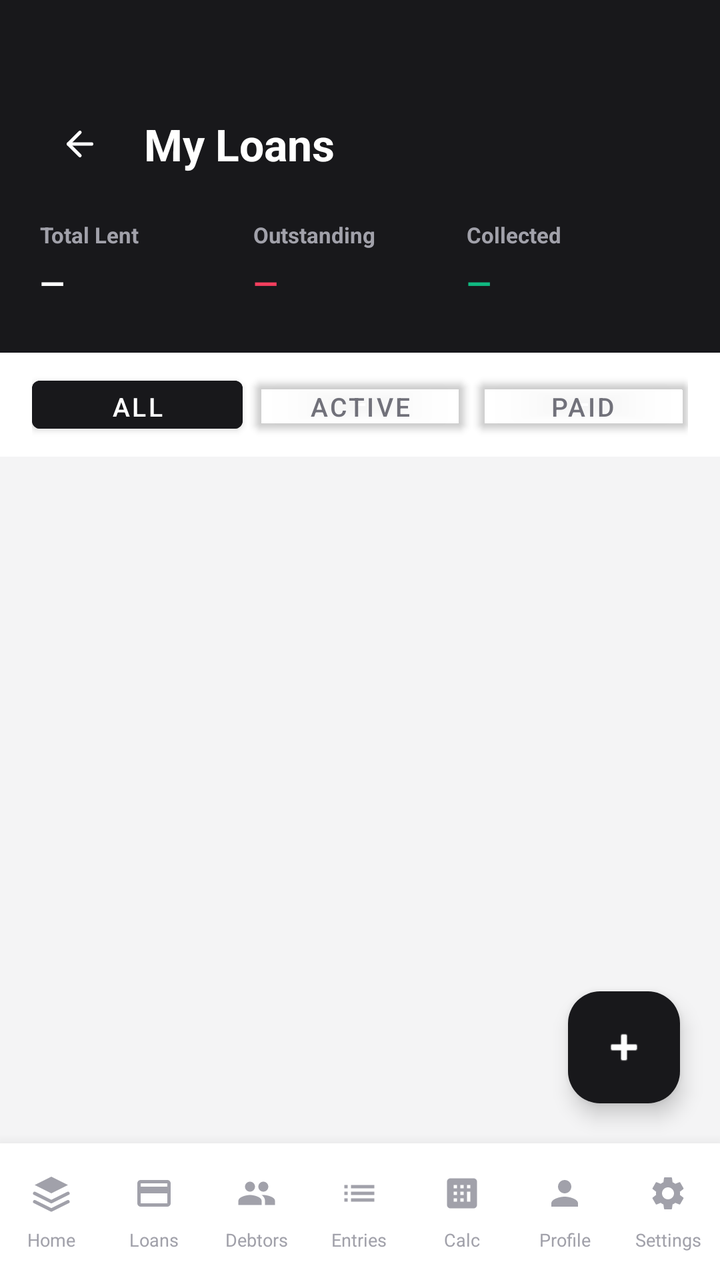
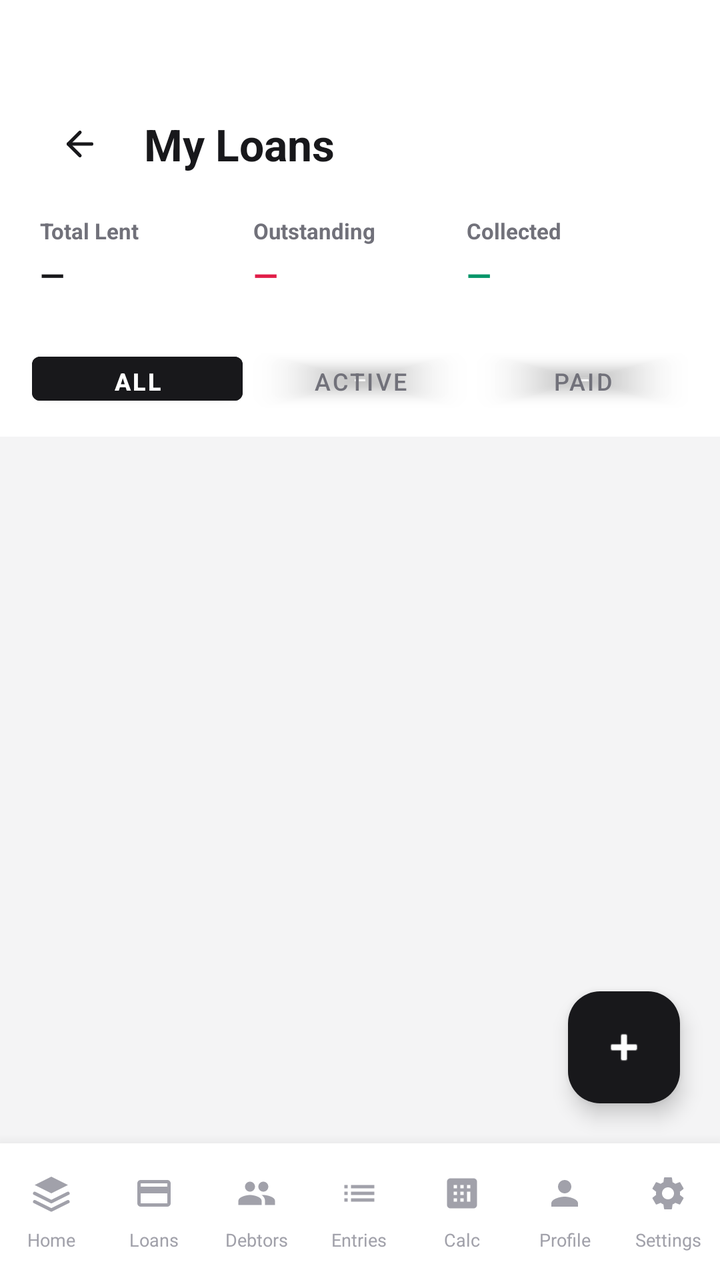

The first picture is an Android layout as it rendered before a commit; the second is the same layout after the commit. The layout source and the unified diff follow.
<!-- AndroidManifest.xml: application theme Theme.LoanBuddy -->
<!-- res/layout/activity_loans.xml -->
<?xml version="1.0" encoding="utf-8"?>
<LinearLayout xmlns:android="http://schemas.android.com/apk/res/android"
    xmlns:app="http://schemas.android.com/apk/res-auto"
    android:layout_width="match_parent"
    android:layout_height="match_parent"
    android:background="@color/bg_page"
    android:orientation="vertical">

<androidx.coordinatorlayout.widget.CoordinatorLayout
    android:layout_width="match_parent"
    android:layout_height="0dp"
    android:layout_weight="1">

    <LinearLayout
        android:layout_width="match_parent"
        android:layout_height="match_parent"
        android:orientation="vertical">

        
        <LinearLayout
            android:layout_width="match_parent"
            android:layout_height="wrap_content"
            android:background="@color/zinc_900"
            android:orientation="vertical"
            android:paddingHorizontal="20dp"
            android:paddingTop="52dp"
            android:paddingBottom="24dp">

            <LinearLayout
                android:layout_width="match_parent"
                android:layout_height="wrap_content"
                android:gravity="center_vertical"
                android:orientation="horizontal">

                <ImageButton
                    android:id="@+id/back_button"
                    android:layout_width="40dp"
                    android:layout_height="40dp"
                    android:background="?attr/selectableItemBackgroundBorderless"
                    android:src="@drawable/ic_arrow_left"
                    android:contentDescription="Back"
                    app:tint="@color/white" />

                <TextView
                    android:layout_width="0dp"
                    android:layout_height="wrap_content"
                    android:layout_weight="1"
                    android:layout_marginStart="12dp"
                    android:text="@string/loans_title"
                    android:textColor="@color/white"
                    android:textSize="22sp"
                    android:textStyle="bold" />

                <ProgressBar
                    android:id="@+id/progress_bar"
                    android:layout_width="24dp"
                    android:layout_height="24dp"
                    android:visibility="gone" />
            </LinearLayout>

            
            <LinearLayout
                android:layout_width="match_parent"
                android:layout_height="wrap_content"
                android:layout_marginTop="18dp"
                android:weightSum="3">

                <LinearLayout
                    android:layout_width="0dp"
                    android:layout_height="wrap_content"
                    android:layout_weight="1"
                    android:orientation="vertical">
                    <TextView
                        android:layout_width="wrap_content"
                        android:layout_height="wrap_content"
                        android:text="Total Lent"
                        android:textColor="@color/zinc_400"
                        android:textSize="11sp"
                        android:textStyle="bold" />
                    <TextView
                        android:id="@+id/total_lent"
                        android:layout_width="wrap_content"
                        android:layout_height="wrap_content"
                        android:text="—"
                        android:textColor="@color/white"
                        android:textSize="16sp"
                        android:textStyle="bold"
                        android:layout_marginTop="6dp" />
                </LinearLayout>

                <LinearLayout
                    android:layout_width="0dp"
                    android:layout_height="wrap_content"
                    android:layout_weight="1"
                    android:orientation="vertical">
                    <TextView
                        android:layout_width="wrap_content"
                        android:layout_height="wrap_content"
                        android:text="Outstanding"
                        android:textColor="@color/zinc_400"
                        android:textSize="11sp"
                        android:textStyle="bold" />
                    <TextView
                        android:id="@+id/total_outstanding"
                        android:layout_width="wrap_content"
                        android:layout_height="wrap_content"
                        android:text="—"
                        android:textColor="@color/rose_500"
                        android:textSize="16sp"
                        android:textStyle="bold"
                        android:layout_marginTop="6dp" />
                </LinearLayout>

                <LinearLayout
                    android:layout_width="0dp"
                    android:layout_height="wrap_content"
                    android:layout_weight="1"
                    android:orientation="vertical">
                    <TextView
                        android:layout_width="wrap_content"
                        android:layout_height="wrap_content"
                        android:text="Collected"
                        android:textColor="@color/zinc_400"
                        android:textSize="11sp"
                        android:textStyle="bold" />
                    <TextView
                        android:id="@+id/total_collected"
                        android:layout_width="wrap_content"
                        android:layout_height="wrap_content"
                        android:text="—"
                        android:textColor="@color/emerald_500"
                        android:textSize="16sp"
                        android:textStyle="bold"
                        android:layout_marginTop="6dp" />
                </LinearLayout>
            </LinearLayout>
        </LinearLayout>

        
        <LinearLayout
            android:layout_width="match_parent"
            android:layout_height="wrap_content"
            android:background="@color/bg_card"
            android:orientation="horizontal"
            android:paddingHorizontal="16dp"
            android:paddingVertical="8dp">

            <Button
                android:id="@+id/filter_all"
                android:layout_width="0dp"
                android:layout_height="36dp"
                android:layout_weight="1"
                android:layout_marginEnd="4dp"
                android:backgroundTint="@color/zinc_900"
                android:text="All"
                android:textColor="@color/white"
                android:textSize="13sp"
                style="@style/Widget.MaterialComponents.Button" />

            <Button
                android:id="@+id/filter_active"
                android:layout_width="0dp"
                android:layout_height="36dp"
                android:layout_weight="1"
                android:layout_marginHorizontal="2dp"
                android:backgroundTint="@android:color/transparent"
                android:text="Active"
                android:textColor="@color/zinc_500"
                android:textSize="13sp"
                style="@style/Widget.MaterialComponents.Button" />

            <Button
                android:id="@+id/filter_paid"
                android:layout_width="0dp"
                android:layout_height="36dp"
                android:layout_weight="1"
                android:layout_marginStart="4dp"
                android:backgroundTint="@android:color/transparent"
                android:text="Paid"
                android:textColor="@color/zinc_500"
                android:textSize="13sp"
                style="@style/Widget.MaterialComponents.Button" />
        </LinearLayout>

        
        <TextView
            android:id="@+id/empty_text"
            android:layout_width="match_parent"
            android:layout_height="wrap_content"
            android:layout_marginTop="48dp"
            android:gravity="center"
            android:text="No loans yet. Tap + to add one."
            android:textColor="@color/zinc_400"
            android:textSize="14sp"
            android:visibility="gone" />

        <androidx.recyclerview.widget.RecyclerView
            android:id="@+id/recycler_view"
            android:layout_width="match_parent"
            android:layout_height="0dp"
            android:layout_weight="1"
            android:paddingTop="8dp"
            android:paddingBottom="80dp"
            android:clipToPadding="false" />

    </LinearLayout>

    <com.google.android.material.floatingactionbutton.FloatingActionButton
        android:id="@+id/fab_add_loan"
        android:layout_width="wrap_content"
        android:layout_height="wrap_content"
        android:layout_gravity="bottom|end"
        android:layout_margin="20dp"
    android:layout_marginBottom="80dp"
        android:backgroundTint="@color/zinc_900"
        android:contentDescription="Add Loan"
        android:src="@android:drawable/ic_input_add"
        app:tint="@color/white" />

</androidx.coordinatorlayout.widget.CoordinatorLayout>

<include layout="@layout/layout_bottom_nav" />

</LinearLayout>
<!-- res/layout/layout_bottom_nav.xml (included above) -->
<?xml version="1.0" encoding="utf-8"?>
<LinearLayout xmlns:android="http://schemas.android.com/apk/res/android"
    xmlns:app="http://schemas.android.com/apk/res-auto"
    android:id="@+id/bottom_nav_container"
    android:layout_width="match_parent"
    android:layout_height="wrap_content"
    android:background="@color/white"
    android:elevation="12dp"
    android:orientation="horizontal"
    android:paddingTop="8dp"
    android:paddingBottom="12dp">

    
    <LinearLayout android:id="@+id/nav_home" android:layout_width="0dp" android:layout_height="wrap_content"
        android:layout_weight="1" android:gravity="center" android:orientation="vertical" android:padding="2dp">
        <FrameLayout android:id="@+id/nav_bg_home" android:layout_width="44dp" android:layout_height="30dp" android:gravity="center">
            <ImageView android:id="@+id/nav_icon_home" android:layout_width="20dp" android:layout_height="20dp"
                android:layout_gravity="center" android:src="@drawable/ic_home" app:tint="@color/zinc_400" />
        </FrameLayout>
        <TextView android:id="@+id/nav_label_home" android:layout_width="wrap_content" android:layout_height="wrap_content"
            android:text="Home" android:textSize="9sp" android:textColor="@color/zinc_400" android:layout_marginTop="2dp" />
    </LinearLayout>

    
    <LinearLayout android:id="@+id/nav_loans" android:layout_width="0dp" android:layout_height="wrap_content"
        android:layout_weight="1" android:gravity="center" android:orientation="vertical" android:padding="2dp">
        <FrameLayout android:id="@+id/nav_bg_loans" android:layout_width="44dp" android:layout_height="30dp" android:gravity="center">
            <ImageView android:id="@+id/nav_icon_loans" android:layout_width="20dp" android:layout_height="20dp"
                android:layout_gravity="center" android:src="@drawable/ic_loans" app:tint="@color/zinc_400" />
        </FrameLayout>
        <TextView android:id="@+id/nav_label_loans" android:layout_width="wrap_content" android:layout_height="wrap_content"
            android:text="Loans" android:textSize="9sp" android:textColor="@color/zinc_400" android:layout_marginTop="2dp" />
    </LinearLayout>

    
    <LinearLayout android:id="@+id/nav_debtors" android:layout_width="0dp" android:layout_height="wrap_content"
        android:layout_weight="1" android:gravity="center" android:orientation="vertical" android:padding="2dp">
        <FrameLayout android:id="@+id/nav_bg_debtors" android:layout_width="44dp" android:layout_height="30dp" android:gravity="center">
            <ImageView android:id="@+id/nav_icon_debtors" android:layout_width="20dp" android:layout_height="20dp"
                android:layout_gravity="center" android:src="@drawable/ic_debtors" app:tint="@color/zinc_400" />
        </FrameLayout>
        <TextView android:id="@+id/nav_label_debtors" android:layout_width="wrap_content" android:layout_height="wrap_content"
            android:text="Debtors" android:textSize="9sp" android:textColor="@color/zinc_400" android:layout_marginTop="2dp" />
    </LinearLayout>

    
    <LinearLayout android:id="@+id/nav_entries" android:layout_width="0dp" android:layout_height="wrap_content"
        android:layout_weight="1" android:gravity="center" android:orientation="vertical" android:padding="2dp">
        <FrameLayout android:id="@+id/nav_bg_entries" android:layout_width="44dp" android:layout_height="30dp" android:gravity="center">
            <ImageView android:id="@+id/nav_icon_entries" android:layout_width="20dp" android:layout_height="20dp"
                android:layout_gravity="center" android:src="@drawable/ic_entries" app:tint="@color/zinc_400" />
        </FrameLayout>
        <TextView android:id="@+id/nav_label_entries" android:layout_width="wrap_content" android:layout_height="wrap_content"
            android:text="Entries" android:textSize="9sp" android:textColor="@color/zinc_400" android:layout_marginTop="2dp" />
    </LinearLayout>

    
    <LinearLayout android:id="@+id/nav_calc" android:layout_width="0dp" android:layout_height="wrap_content"
        android:layout_weight="1" android:gravity="center" android:orientation="vertical" android:padding="2dp">
        <FrameLayout android:id="@+id/nav_bg_calc" android:layout_width="44dp" android:layout_height="30dp" android:gravity="center">
            <ImageView android:id="@+id/nav_icon_calc" android:layout_width="20dp" android:layout_height="20dp"
                android:layout_gravity="center" android:src="@drawable/ic_calc" app:tint="@color/zinc_400" />
        </FrameLayout>
        <TextView android:id="@+id/nav_label_calc" android:layout_width="wrap_content" android:layout_height="wrap_content"
            android:text="Calc" android:textSize="9sp" android:textColor="@color/zinc_400" android:layout_marginTop="2dp" />
    </LinearLayout>

    
    <LinearLayout android:id="@+id/nav_profile" android:layout_width="0dp" android:layout_height="wrap_content"
        android:layout_weight="1" android:gravity="center" android:orientation="vertical" android:padding="2dp">
        <FrameLayout android:id="@+id/nav_bg_profile" android:layout_width="44dp" android:layout_height="30dp" android:gravity="center">
            <ImageView android:id="@+id/nav_icon_profile" android:layout_width="20dp" android:layout_height="20dp"
                android:layout_gravity="center" android:src="@drawable/ic_user" app:tint="@color/zinc_400" />
        </FrameLayout>
        <TextView android:id="@+id/nav_label_profile" android:layout_width="wrap_content" android:layout_height="wrap_content"
            android:text="Profile" android:textSize="9sp" android:textColor="@color/zinc_400" android:layout_marginTop="2dp" />
    </LinearLayout>

    
    <LinearLayout android:id="@+id/nav_settings" android:layout_width="0dp" android:layout_height="wrap_content"
        android:layout_weight="1" android:gravity="center" android:orientation="vertical" android:padding="2dp">
        <FrameLayout android:id="@+id/nav_bg_settings" android:layout_width="44dp" android:layout_height="30dp" android:gravity="center">
            <ImageView android:id="@+id/nav_icon_settings" android:layout_width="20dp" android:layout_height="20dp"
                android:layout_gravity="center" android:src="@drawable/ic_settings" app:tint="@color/zinc_400" />
        </FrameLayout>
        <TextView android:id="@+id/nav_label_settings" android:layout_width="wrap_content" android:layout_height="wrap_content"
            android:text="Settings" android:textSize="9sp" android:textColor="@color/zinc_400" android:layout_marginTop="2dp" />
    </LinearLayout>

</LinearLayout>
<!-- resources referenced by this layout -->
<resources>
  <color name="bg_card">#FFFFFF</color>
  <color name="bg_page">#F4F4F5</color>
  <color name="emerald_500">#10B981</color>
  <color name="rose_500">#F43F5E</color>
  <color name="white">#FFFFFFFF</color>
  <color name="zinc_400">#A1A1AA</color>
  <color name="zinc_500">#71717A</color>
  <color name="zinc_900">#18181B</color>
  <!-- drawable ic_arrow_left (drawable) -->
  <?xml version="1.0" encoding="utf-8"?>
  <vector xmlns:android="http://schemas.android.com/apk/res/android"
      android:width="20dp"
      android:height="20dp"
      android:viewportWidth="24"
      android:viewportHeight="24">
      <path
          android:pathData="M19,12H5"
          android:strokeWidth="2"
          android:strokeColor="#18181B"
          android:strokeLineCap="round"
          android:strokeLineJoin="round" />
      <path
          android:pathData="M12,19L5,12L12,5"
          android:strokeWidth="2"
          android:strokeColor="#18181B"
          android:strokeLineCap="round"
          android:strokeLineJoin="round" />
  </vector>
  <!-- drawable ic_calc (drawable) -->
  <?xml version="1.0" encoding="utf-8"?>
  <vector xmlns:android="http://schemas.android.com/apk/res/android"
      android:viewportWidth="24"
      android:viewportHeight="24"
      android:width="24dp"
      android:height="24dp">
      <path
          android:fillColor="#000000"
          android:pathData="M19,3H5C3.9,3 3,3.9 3,5v14c0,1.1 0.9,2 2,2h14c1.1,0 2,-0.9 2,-2V5C21,3.9 20.1,3 19,3zM9,17H7v-2h2v2zM9,13H7v-2h2v2zM9,9H7V7h2v2zM13,17h-2v-2h2v2zM13,13h-2v-2h2v2zM13,9h-2V7h2v2zM17,17h-2v-6h2v6zM17,9h-2V7h2v2z" />
  </vector>
  <!-- drawable ic_debtors (drawable) -->
  <?xml version="1.0" encoding="utf-8"?>
  <vector xmlns:android="http://schemas.android.com/apk/res/android"
      android:viewportWidth="24"
      android:viewportHeight="24"
      android:width="24dp"
      android:height="24dp">
      <path
          android:fillColor="#000000"
          android:pathData="M16,11c1.66,0 2.99,-1.34 2.99,-3S17.66,5 16,5c-1.66,0 -3,1.34 -3,3s1.34,3 3,3zM8,11c1.66,0 2.99,-1.34 2.99,-3S9.66,5 8,5C6.34,5 5,6.34 5,8s1.34,3 3,3zM8,13c-2.33,0 -7,1.17 -7,3.5V19h14v-2.5C15,14.17 10.33,13 8,13zM16,13c-0.29,0 -0.62,0.02 -0.97,0.05 1.16,0.84 1.97,1.97 1.97,3.45V19h6v-2.5C23,14.17 18.33,13 16,13z" />
  </vector>
  <!-- drawable ic_entries (drawable) -->
  <?xml version="1.0" encoding="utf-8"?>
  <vector xmlns:android="http://schemas.android.com/apk/res/android"
      android:viewportWidth="24"
      android:viewportHeight="24"
      android:width="24dp"
      android:height="24dp">
      <path
          android:fillColor="#000000"
          android:pathData="M3,13h2v-2H3v2zM3,17h2v-2H3v2zM3,9h2V7H3v2zM7,13h14v-2H7v2zM7,17h14v-2H7v2zM7,7v2h14V7H7z" />
  </vector>
  <!-- drawable ic_loans (drawable) -->
  <?xml version="1.0" encoding="utf-8"?>
  <vector xmlns:android="http://schemas.android.com/apk/res/android"
      android:viewportWidth="24"
      android:viewportHeight="24"
      android:width="24dp"
      android:height="24dp">
      <path
          android:fillColor="#000000"
          android:pathData="M20,4H4C2.89,4 2,4.89 2,6v12a2,2 0,0 0,2,2h16a2,2 0,0 0,2,-2V6C22,4.89 21.1,4 20,4zM20,18H4v-6h16v6zM20,8H4V6h16v2z" />
  </vector>
  <!-- drawable ic_user (drawable) -->
  <?xml version="1.0" encoding="utf-8"?>
  <vector xmlns:android="http://schemas.android.com/apk/res/android"
      android:width="22dp"
      android:height="22dp"
      android:viewportWidth="24"
      android:viewportHeight="24">
      <path
          android:pathData="M12,12C14.21,12 16,10.21 16,8C16,5.79 14.21,4 12,4C9.79,4 8,5.79 8,8C8,10.21 9.79,12 12,12ZM12,14C9.33,14 4,15.34 4,18V20H20V18C20,15.34 14.67,14 12,14Z"
          android:fillColor="@color/zinc_500" />
  </vector>
  <string name="loans_title">My Loans</string>
  <style name="Theme.LoanBuddy" parent="Base.Theme.LoanBuddy" />
  <style name="Base.Theme.LoanBuddy" parent="Theme.Material3.DayNight.NoActionBar">
          
          
      </style>
  <!-- unchanged entries left out for length: 2 -->
</resources>

<!-- the commit's change to res/layout/activity_loans.xml (unified diff, before → after) -->
@@ -20,11 +20,11 @@
         <LinearLayout
             android:layout_width="match_parent"
             android:layout_height="wrap_content"
-            android:background="@color/zinc_900"
+            android:background="@color/bg_card"
             android:orientation="vertical"
             android:paddingHorizontal="20dp"
             android:paddingTop="52dp"
-            android:paddingBottom="24dp">
+            android:paddingBottom="20dp">
 
             <LinearLayout
                 android:layout_width="match_parent"
@@ -39,7 +39,7 @@
                     android:background="?attr/selectableItemBackgroundBorderless"
                     android:src="@drawable/ic_arrow_left"
                     android:contentDescription="Back"
-                    app:tint="@color/white" />
+                    app:tint="@color/zinc_900" />
 
                 <TextView
                     android:layout_width="0dp"
@@ -47,7 +47,7 @@
                     android:layout_weight="1"
                     android:layout_marginStart="12dp"
                     android:text="@string/loans_title"
-                    android:textColor="@color/white"
+                    android:textColor="@color/zinc_900"
                     android:textSize="22sp"
                     android:textStyle="bold" />
 
@@ -62,7 +62,7 @@
             <LinearLayout
                 android:layout_width="match_parent"
                 android:layout_height="wrap_content"
-                android:layout_marginTop="18dp"
+                android:layout_marginTop="16dp"
                 android:weightSum="3">
 
                 <LinearLayout
@@ -74,7 +74,7 @@
                         android:layout_width="wrap_content"
                         android:layout_height="wrap_content"
                         android:text="Total Lent"
-                        android:textColor="@color/zinc_400"
+                        android:textColor="@color/zinc_500"
                         android:textSize="11sp"
                         android:textStyle="bold" />
                     <TextView
@@ -82,10 +82,10 @@
                         android:layout_width="wrap_content"
                         android:layout_height="wrap_content"
                         android:text="—"
-                        android:textColor="@color/white"
+                        android:textColor="@color/zinc_900"
                         android:textSize="16sp"
                         android:textStyle="bold"
-                        android:layout_marginTop="6dp" />
+                        android:layout_marginTop="4dp" />
                 </LinearLayout>
 
                 <LinearLayout
@@ -97,7 +97,7 @@
                         android:layout_width="wrap_content"
                         android:layout_height="wrap_content"
                         android:text="Outstanding"
-                        android:textColor="@color/zinc_400"
+                        android:textColor="@color/zinc_500"
                         android:textSize="11sp"
                         android:textStyle="bold" />
                     <TextView
@@ -105,10 +105,10 @@
                         android:layout_width="wrap_content"
                         android:layout_height="wrap_content"
                         android:text="—"
-                        android:textColor="@color/rose_500"
+                        android:textColor="@color/rose_600"
                         android:textSize="16sp"
                         android:textStyle="bold"
-                        android:layout_marginTop="6dp" />
+                        android:layout_marginTop="4dp" />
                 </LinearLayout>
 
                 <LinearLayout
@@ -120,7 +120,7 @@
                         android:layout_width="wrap_content"
                         android:layout_height="wrap_content"
                         android:text="Collected"
-                        android:textColor="@color/zinc_400"
+                        android:textColor="@color/zinc_500"
                         android:textSize="11sp"
                         android:textStyle="bold" />
                     <TextView
@@ -128,10 +128,10 @@
                         android:layout_width="wrap_content"
                         android:layout_height="wrap_content"
                         android:text="—"
-                        android:textColor="@color/emerald_500"
+                        android:textColor="@color/emerald_600"
                         android:textSize="16sp"
                         android:textStyle="bold"
-                        android:layout_marginTop="6dp" />
+                        android:layout_marginTop="4dp" />
                 </LinearLayout>
             </LinearLayout>
         </LinearLayout>
@@ -143,42 +143,44 @@
             android:background="@color/bg_card"
             android:orientation="horizontal"
             android:paddingHorizontal="16dp"
-            android:paddingVertical="8dp">
+            android:paddingTop="4dp"
+            android:paddingBottom="12dp">
 
             <Button
                 android:id="@+id/filter_all"
                 android:layout_width="0dp"
-                android:layout_height="36dp"
+                android:layout_height="34dp"
                 android:layout_weight="1"
                 android:layout_marginEnd="4dp"
                 android:backgroundTint="@color/zinc_900"
                 android:text="All"
                 android:textColor="@color/white"
-                android:textSize="13sp"
+                android:textSize="12sp"
+                android:textStyle="bold"
                 style="@style/Widget.MaterialComponents.Button" />
 
             <Button
                 android:id="@+id/filter_active"
                 android:layout_width="0dp"
-                android:layout_height="36dp"
+                android:layout_height="34dp"
                 android:layout_weight="1"
                 android:layout_marginHorizontal="2dp"
                 android:backgroundTint="@android:color/transparent"
                 android:text="Active"
                 android:textColor="@color/zinc_500"
-                android:textSize="13sp"
+                android:textSize="12sp"
                 style="@style/Widget.MaterialComponents.Button" />
 
             <Button
                 android:id="@+id/filter_paid"
                 android:layout_width="0dp"
-                android:layout_height="36dp"
+                android:layout_height="34dp"
                 android:layout_weight="1"
                 android:layout_marginStart="4dp"
                 android:backgroundTint="@android:color/transparent"
                 android:text="Paid"
                 android:textColor="@color/zinc_500"
-                android:textSize="13sp"
+                android:textSize="12sp"
                 style="@style/Widget.MaterialComponents.Button" />
         </LinearLayout>
 
<!-- resource entries referenced after the edit -->
@@ -2,8 +2,8 @@
 <resources>
   <color name="bg_card">#FFFFFF</color>
   <color name="bg_page">#F4F4F5</color>
-  <color name="emerald_500">#10B981</color>
-  <color name="rose_500">#F43F5E</color>
+  <color name="emerald_600">#059669</color>
+  <color name="rose_600">#E11D48</color>
   <color name="white">#FFFFFFFF</color>
   <color name="zinc_400">#A1A1AA</color>
   <color name="zinc_500">#71717A</color>
@@ -85,10 +85,7 @@
   </vector>
   <string name="loans_title">My Loans</string>
   <style name="Theme.LoanBuddy" parent="Base.Theme.LoanBuddy" />
-  <style name="Base.Theme.LoanBuddy" parent="Theme.Material3.DayNight.NoActionBar">
-          
-          
-      </style>
+  <style name="Base.Theme.LoanBuddy" parent="Theme.Material3.DayNight.NoActionBar" />
   <!-- unchanged entries left out for length: 2 -->
 </resources>
 
